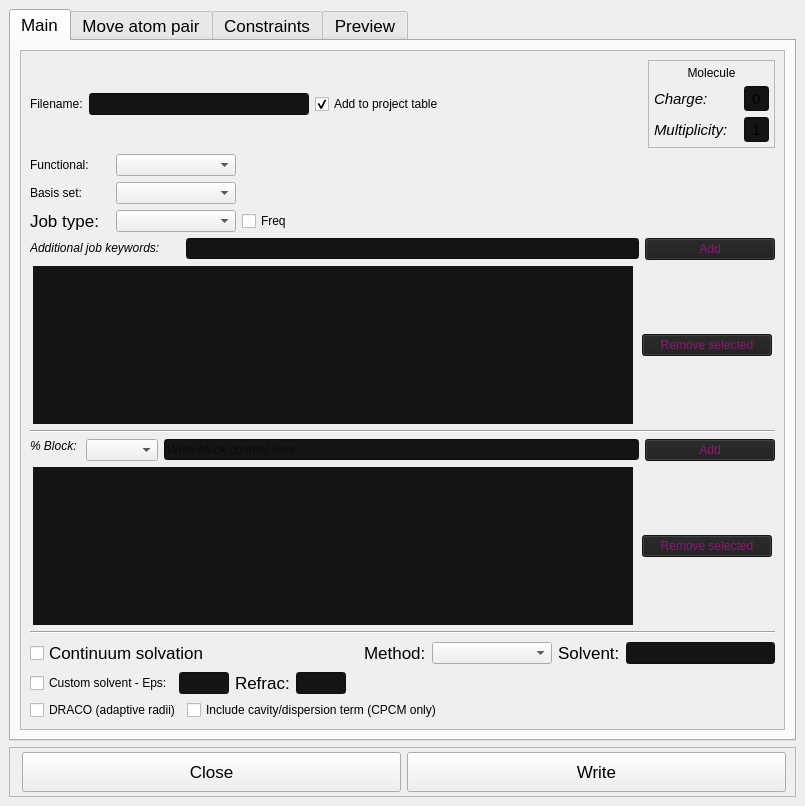
The window that UIs/SetupWindowOrca.ui (ryanswilkins/REACT) describes before a commit, drawn with Qt 5.
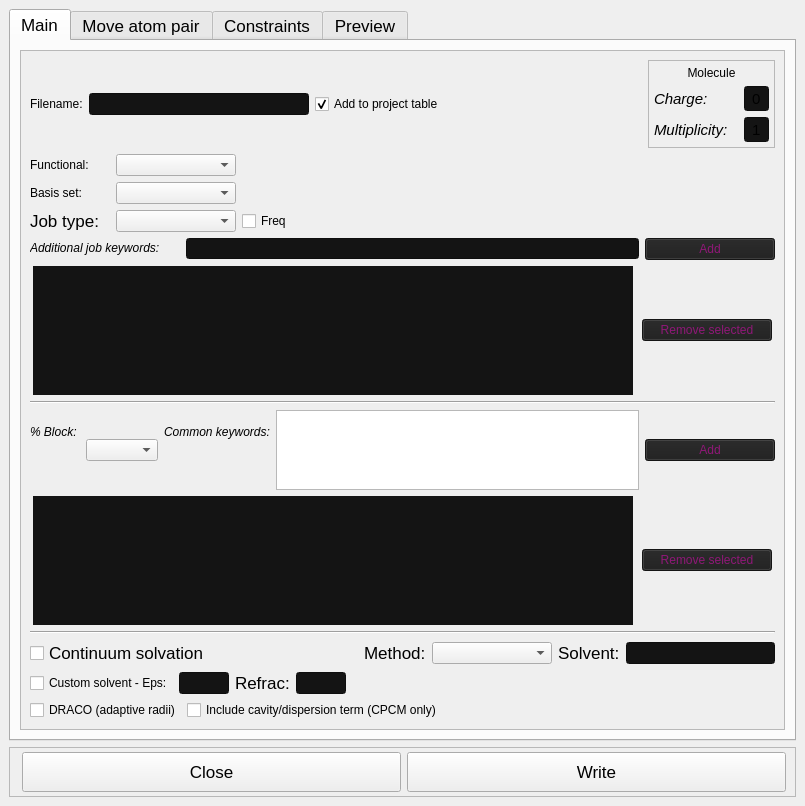
The same window after the commit. Icons and pictures are not drawn.

Commit message: ORCA set-up streamlining and bug fixes

```diff
--- a/UIs/SetupWindowOrca.ui
+++ b/UIs/SetupWindowOrca.ui
@@ -627,17 +627,11 @@
                </widget>
               </item>
               <item>
-               <widget class="QLineEdit" name="LineEdit_add_job">
-                <property name="minimumSize">
-                 <size>
-                  <width>100</width>
-                  <height>21</height>
-                 </size>
-                </property>
+               <widget class="QLabel" name="label_block_preview">
                 <property name="maximumSize">
                  <size>
-                  <width>500</width>
-                  <height>21</height>
+                  <width>16777215</width>
+                  <height>50</height>
                  </size>
                 </property>
                 <property name="font">
@@ -646,10 +640,32 @@
                  </font>
                 </property>
                 <property name="text">
-                 <string/>
+                 <string>Common keywords:</string>
                 </property>
-                <property name="placeholderText">
-                 <string>Write block content here ...</string>
+                <property name="alignment">
+                 <set>Qt::AlignLeading|Qt::AlignLeft|Qt::AlignTop</set>
+                </property>
+               </widget>
+              </item>
+              <item>
+               <widget class="QTextEdit" name="textEdit_block_preview">
+                <property name="sizePolicy">
+                 <sizepolicy hsizetype="Expanding" vsizetype="Fixed">
+                  <horstretch>0</horstretch>
+                  <verstretch>0</verstretch>
+                 </sizepolicy>
+                </property>
+                <property name="maximumSize">
+                 <size>
+                  <width>16777215</width>
+                  <height>80</height>
+                 </size>
+                </property>
+                <property name="toolTip">
+                 <string>Example/common keywords for the selected block. Click Add to add this as a new block below, with this content pre-filled - then edit it directly in the list to adjust it.</string>
+                </property>
+                <property name="readOnly">
+                 <bool>true</bool>
                 </property>
                </widget>
               </item>
```
Left out of the diff: 6 changed lines with no effect on the pictures. The commit also changes 3 other files.
